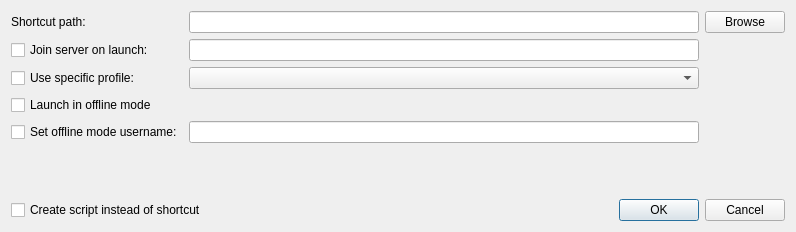
Old version of the form launcher/ui/dialogs/CreateShortcutDialog.ui in the repository VorwerkUa2/WerkLauncher.
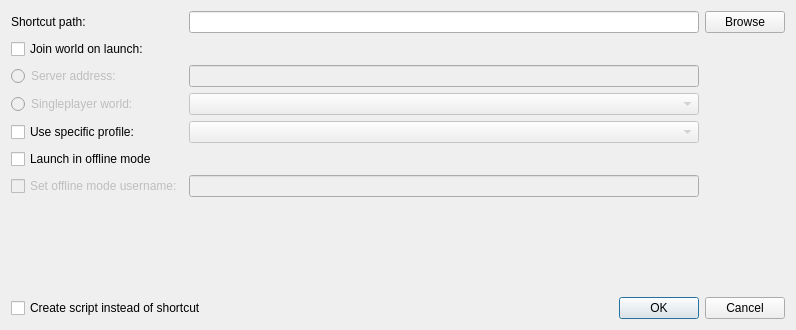
New version of the form.

Commit message: NOISSUE Add singleplayer quickplay option to shortcut creation dialog

Diff of the .ui file:
```diff
--- a/launcher/ui/dialogs/CreateShortcutDialog.ui
+++ b/launcher/ui/dialogs/CreateShortcutDialog.ui
@@ -12,7 +12,7 @@
     <x>0</x>
     <y>0</y>
     <width>796</width>
-    <height>232</height>
+    <height>330</height>
    </rect>
   </property>
   <property name="minimumSize">
@@ -30,13 +30,6 @@
      <property name="sizeConstraint">
       <enum>QLayout::SetDefaultConstraint</enum>
      </property>
-     <item row="3" column="0">
-      <widget class="QCheckBox" name="launchOfflineCheckBox">
-       <property name="text">
-        <string>Launch in offline mode</string>
-       </property>
-      </widget>
-     </item>
      <item row="0" column="0">
       <widget class="QLabel" name="shortcutPathLabel">
        <property name="text">
@@ -44,46 +37,95 @@
        </property>
       </widget>
      </item>
-     <item row="0" column="2">
-      <widget class="QPushButton" name="shortcutPathBrowse">
+     <item row="4" column="0">
+      <widget class="QCheckBox" name="useProfileCheckBox">
        <property name="text">
-        <string>Browse</string>
+        <string>Use specific profile:</string>
        </property>
       </widget>
      </item>
-     <item row="0" column="1">
-      <widget class="QLineEdit" name="shortcutPath"/>
+     <item row="3" column="1">
+      <widget class="QComboBox" name="joinSingleplayer">
+       <property name="enabled">
+        <bool>false</bool>
+       </property>
+      </widget>
+     </item>
+     <item row="5" column="0">
+      <widget class="QCheckBox" name="launchOfflineCheckBox">
+       <property name="text">
+        <string>Launch in offline mode</string>
+       </property>
+      </widget>
+     </item>
+     <item row="6" column="1">
+      <widget class="QLineEdit" name="offlineUsername">
+       <property name="enabled">
+        <bool>false</bool>
+       </property>
+      </widget>
+     </item>
+     <item row="1" column="0">
+      <widget class="QCheckBox" name="joinWorldCheckBox">
+       <property name="text">
+        <string>Join world on launch:</string>
+       </property>
+      </widget>
      </item>
      <item row="2" column="1">
-      <widget class="QComboBox" name="profileComboBox"/>
+      <widget class="QLineEdit" name="joinServer">
+       <property name="enabled">
+        <bool>false</bool>
+       </property>
+      </widget>
      </item>
      <item row="4" column="1">
-      <widget class="QLineEdit" name="offlineUsername"/>
+      <widget class="QComboBox" name="profileComboBox">
+       <property name="enabled">
+        <bool>false</bool>
+       </property>
+      </widget>
      </item>
-     <item row="4" column="0">
+     <item row="0" column="1">
+      <widget class="QLineEdit" name="shortcutPath"/>
+     </item>
+     <item row="6" column="0">
       <widget class="QCheckBox" name="offlineUsernameCheckBox">
+       <property name="enabled">
+        <bool>false</bool>
+       </property>
        <property name="text">
         <string>Set offline mode username:</string>
        </property>
       </widget>
      </item>
-     <item row="1" column="0">
-      <widget class="QCheckBox" name="joinServerCheckBox">
+     <item row="3" column="0">
+      <widget class="QRadioButton" name="joinSingleplayerRadioButton">
+       <property name="enabled">
+        <bool>false</bool>
+       </property>
        <property name="text">
-        <string>Join server on launch:</string>
+        <string>Singleplayer world:</string>
+       </property>
+      </widget>
+     </item>
+     <item row="0" column="2">
+      <widget class="QPushButton" name="shortcutPathBrowse">
+       <property name="text">
+        <string>Browse</string>
        </property>
       </widget>
      </item>
      <item row="2" column="0">
-      <widget class="QCheckBox" name="useProfileCheckBox">
+      <widget class="QRadioButton" name="joinServerRadioButton">
+       <property name="enabled">
+        <bool>false</bool>
+       </property>
        <property name="text">
-        <string>Use specific profile:</string>
+        <string>Server address:</string>
        </property>
       </widget>
      </item>
-     <item row="1" column="1">
-      <widget class="QLineEdit" name="joinServer"/>
-     </item>
     </layout>
    </item>
    <item>
```
Left out of the diff: 145 changed lines with no effect on the pictures. The commit also changes 1 other file.
